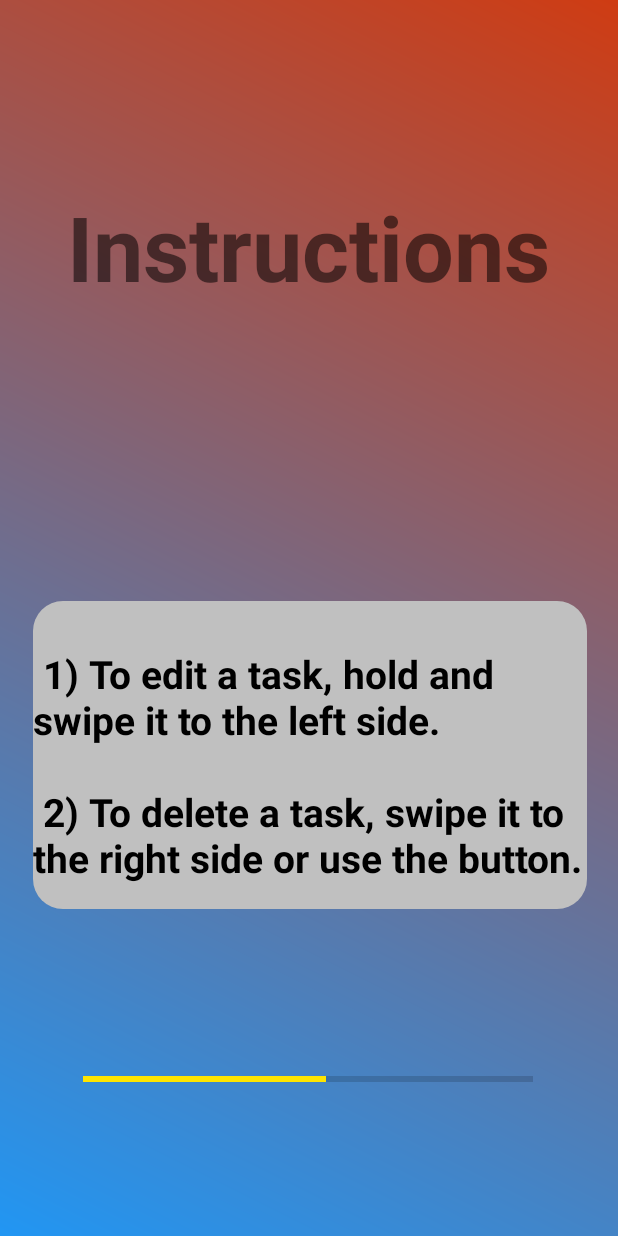
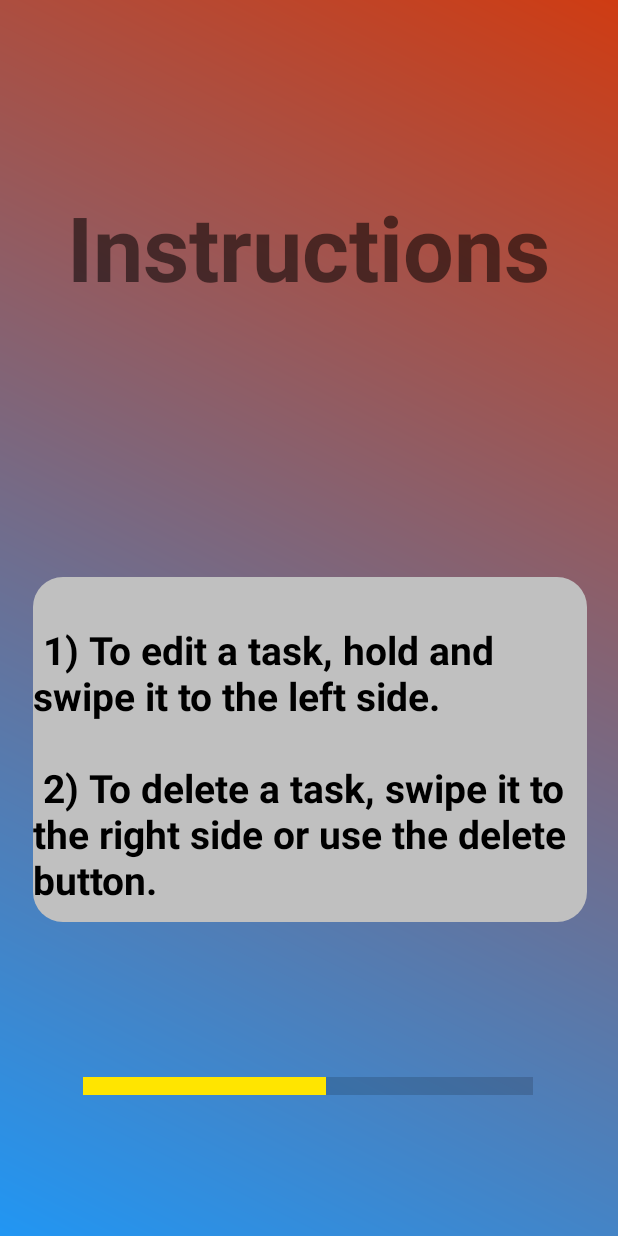
Before and after one commit to Antaurix/ToDoList_Android_Studio, an Android app: the LoadingScreen screen opened directly, with no data from a screen before it, on a phone screen of 412 x 824 dp. Run offline under Robolectric (Android 15) with nearby library versions, the phone set to English and light mode, and no system bars.

```diff
--- a/app/src/main/java/com/example/todolist/DatabaseHelper.java
+++ b/app/src/main/java/com/example/todolist/DatabaseHelper.java
@@ -8,7 +8,7 @@ import android.database.sqlite.SQLiteOpenHelper;
 
 public class DatabaseHelper extends SQLiteOpenHelper {
     private static final String DATABASE_NAME = "UserDatabase.db";
-    private static final int DATABASE_VERSION = 3; // Increment the version number when schema changes are made
+    private static final int DATABASE_VERSION = 5; // Increment the version number when schema changes are made
     private static final String TABLE_NAME = "users";
     private static final String COLUMN_ID = "id";
     private static final String COLUMN_USERNAME = "username";
--- a/app/src/main/res/layout/activity_loading_screen.xml
+++ b/app/src/main/res/layout/activity_loading_screen.xml
@@ -12,7 +12,7 @@
     <FrameLayout
         android:id="@+id/bubble_layout"
         android:layout_width="369dp"
-        android:layout_height="205dp"
+        android:layout_height="230dp"
         android:layout_alignParentBottom="true"
         android:layout_margin="24dp"
         android:layout_marginEnd="24dp"
@@ -27,12 +27,12 @@
         <TextView
             android:id="@+id/text_view"
             android:layout_width="wrap_content"
-            android:layout_height="match_parent"
+            android:layout_height="wrap_content"
             android:text="\n 1) To edit a task, hold and swipe it to the left side.
-            \n \n 2) To delete a task, swipe it to the right side or use the button."
+            \n \n 2) To delete a task, swipe it to the right side or use the delete button."
             android:textColor="#000000"
-            android:textStyle="bold"
-            android:textSize="26dp" />
+            android:textSize="26dp"
+            android:textStyle="bold" />
 
     </FrameLayout>
 
@@ -56,6 +56,7 @@
         style="?android:attr/progressBarStyleHorizontal"
         android:layout_width="300dp"
         android:layout_height="wrap_content"
+        android:scaleY="3"
         android:progressTint="#FFE500"
         app:layout_constraintBottom_toBottomOf="parent"
         app:layout_constraintEnd_toEndOf="parent"
--- a/build.gradle.kts
+++ b/build.gradle.kts
@@ -1,4 +1,4 @@
 // Top-level build file where you can add configuration options common to all sub-projects/modules.
 plugins {
-    id("com.android.application") version "8.1.2" apply false
+    id("com.android.application") version "8.1.3" apply false
 }
```
